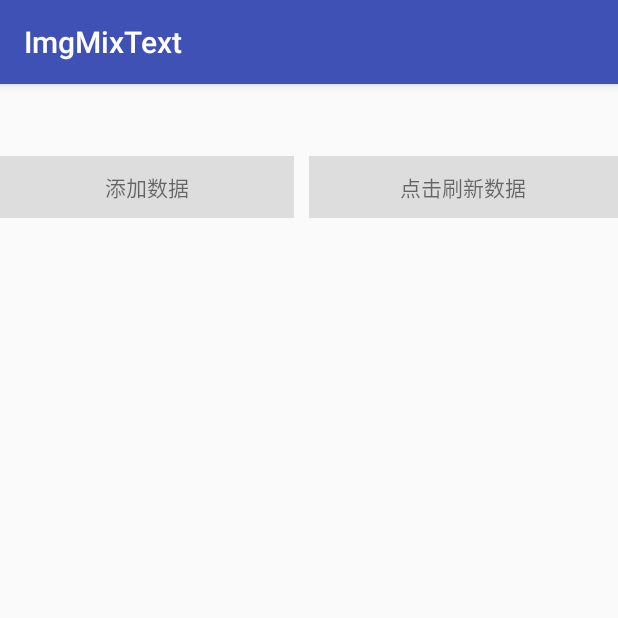
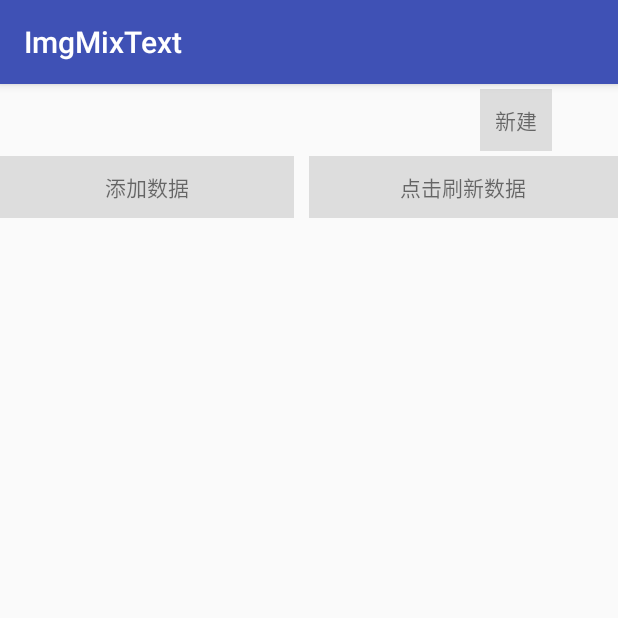
Before and after one commit to yikunlan/ImgMixText, an Android app: the screen it shows after launch (MainActivity), after a tap on "添加数据", on a phone screen of 412 x 824 dp, the top half of it. Run offline under Robolectric (Android 15) with nearby library versions, the phone set to English and light mode, and no system bars; our stand-ins replace Room's generated code; libraries missing offline, so code that uses them is left out: android.arch.persistence.

Commit message:
添加room数据库保存获取数据功能

```diff
--- a/app/build.gradle
+++ b/app/build.gradle
@@ -47,4 +47,7 @@ dependencies {
     //引入rxjava
     compile 'io.reactivex:rxjava:1.1.0'
     compile 'io.reactivex:rxandroid:1.1.0'
+
+    //图片选择框架   https://github.com/donglua/PhotoPicker
+    compile 'me.iwf.photopicker:PhotoPicker:0.9.10@aar'
 }
--- a/app/src/main/java/com/example/ykhuang/imgmixtext/MainActivity.java
+++ b/app/src/main/java/com/example/ykhuang/imgmixtext/MainActivity.java
@@ -2,20 +2,27 @@ package com.example.ykhuang.imgmixtext;
 
 import android.os.Bundle;
 import android.os.Handler;
+import android.os.Looper;
 import android.os.Message;
 import android.support.v7.app.AppCompatActivity;
 import android.support.v7.widget.LinearLayoutManager;
 import android.support.v7.widget.RecyclerView;
+import android.util.Log;
 import android.view.View;
 import android.widget.TextView;
 import android.widget.Toast;
 
 import com.example.ykhuang.imgmixtext.database.AppDatabase;
+import com.example.ykhuang.imgmixtext.note.EditNoteActivity;
 import com.example.ykhuang.imgmixtext.note.MixShowActivity;
 import com.example.ykhuang.imgmixtext.note.bean.NoteData;
 
 import java.util.ArrayList;
 import java.util.List;
+
+import rx.Observable;
+import rx.Observer;
+import rx.Subscriber;
 
 public class MainActivity extends AppCompatActivity implements View.OnClickListener {
     final int NOTIFY_DATA=0x001;
@@ -23,7 +30,7 @@ public class MainActivity extends AppCompatActivity implements View.OnClickListe
     TextView tv_right;
     RecyclerView rcv;
     //把这个作为编辑后数据保存的位置
-    public static List<NoteData> mDataList;
+    public List<NoteData> mDataList;
     private MainAdapter mAdapter;
     TextView tv_add_data;
     TextView tv_notify_data;
@@ -49,21 +56,38 @@ public class MainActivity extends AppCompatActivity implements View.OnClickListe
     protected void onCreate(Bundle savedInstanceState) {
         super.onCreate(savedInstanceState);
         setContentView(R.layout.activity_main);
-        loadData();
         init();
     }
 
+    @Override
+    protected void onResume() {
+        super.onResume();
+        loadData();
+    }
+
     private void loadData() {
-        if(mDataList==null){
-            mDataList = new ArrayList<>();
-        }
-
+        //不能在主线程使用room
+        new Thread(new Runnable() {
+            @Override
+            public void run() {
+                isMainThread();
+                mDataList.clear();
+                mDataList.addAll(AppDatabase.getDatabase(MainActivity.this).getNoteBeanDao().queryNoteList());
+                Message msg = Message.obtain();
+                msg.what = NOTIFY_DATA;
+                mHandler.sendMessage(msg);
+            }
+        }).start();
     }
 
 
     private void init(){
+        mDataList = new ArrayList<>();
+
+
         tv_right = (TextView) findViewById(R.id.tv_right);
-//        tv_right.setText("新建");
+        tv_right.setText("新建");
+        tv_right.setOnClickListener(this);
 
         rcv = (RecyclerView) findViewById(R.id.rcv);
         rcv.setLayoutManager(new LinearLayoutManager(this));
@@ -84,47 +108,48 @@ public class MainActivity extends AppCompatActivity implements View.OnClickListe
     @Override
     public void onClick(View v) {
         switch (v.getId()){
+            case R.id.tv_right:
+                EditNoteActivity.open(this);
+                break;
+
             case R.id.tv_add_data:
-                mNoteData = new NoteData();
-                mNoteData.setTitle("淡写年华");
-                mNoteData.setContent(" 许我们的心里藏有一个海洋，流出来的却是两行清泪，可我并不感到孤单，我只是简单地喜欢书写凄凉。曾经我们敷衍的情绪，在别人记忆的曲线里渐行渐远渐无言。难道曾经的悸动，只是岁月留给我一个人的错觉，我有点不相信自己的眼睛。我没有哭泣，只是学会了思念而已。" +
-                        "<img src=\"https://ss1.bdstatic.com/70cFuXSh_Q1YnxGkpoWK1HF6hhy/it/u=1351005021,1178955812&fm=27&gp=0.jpg\"/>" +
-                        " 曾经我们也有过如海子一般“面朝大海，春暖花开”的美好愿景，曾经我们也为“那一年”的往事刻骨铭心，曾经我们也不知道忙碌夜夜狂欢，曾经我们也有过假装欺骗自己……在我们过去的时光里，一件件悲伤的、快乐的往事像一粒粒珍珠般串联在一起，构成了我们如花似玉的年华。" +
-                        "<img src=\"https://timgsa.baidu.com/timg?image&quality=80&size=b9999_10000&sec=1511782134860&di=97c51a34b7284c96694af2e6407cd668&imgtype=0&src=http%3A%2F%2Fscimg.jb51.net%2Fallimg%2F150814%2F14-150Q41A145606.jpg\"/>" +
-                        "回首似水流年，内心莫名的宁静，也许是我们的心慢慢变老渐渐远离年轻。曾经，我们会为某件事伤心欲绝，也会为某件事欢心跳跃，我们会爱某个人爱到死去活来，我们也会恨某个人恨到不能自己，我们可以爱，我们可以恨，但我们不可以漫不经心。然而，年华像风里的白桦叶一般被风弄得沙沙作响，可我们现在的心平静得就像溪水般缓缓流淌，原来谁都可以不用顾忌着谁，原来谁都可以忘记离合悲欢，谁都可以简单地生活。" +
-                        "<img src=\"https://timgsa.baidu.com/timg?image&quality=80&size=b9999_10000&sec=1511781856406&di=cd91a87642aab467335a7b441802be6b&imgtype=0&src=http%3A%2F%2Fpic.58pic.com%2F58pic%2F11%2F74%2F02%2F58I58PIC2pM.jpg\"/>") ;
-
-                //不能在主线程使用room
-
-                new Thread(new Runnable() {
-                    @Override
-                    public void run() {
-                        AppDatabase.getDatabase(MainActivity.this).getNoteBeanDao().insertNote(mNoteData);
-                        Message msg = Message.obtain();
-                        msg.obj = "插入完成";
-                        mHandler.sendMessage(msg);
-                    }
-                }).start();
-
+//                mNoteData = new NoteData();
+//                mNoteData.setTitle("淡写年华");
+//                mNoteData.setContent(" 许我们的心里藏有一个海洋，流出来的却是两行清泪，可我并不感到孤单，我只是简单地喜欢书写凄凉。曾经我们敷衍的情绪，在别人记忆的曲线里渐行渐远渐无言。难道曾经的悸动，只是岁月留给我一个人的错觉，我有点不相信自己的眼睛。我没有哭泣，只是学会了思念而已。" +
+//                        "<img src=\"https://ss1.bdstatic.com/70cFuXSh_Q1YnxGkpoWK1HF6hhy/it/u=1351005021,1178955812&fm=27&gp=0.jpg\"/>" +
+//                        " 曾经我们也有过如海子一般“面朝大海，春暖花开”的美好愿景，曾经我们也为“那一年”的往事刻骨铭心，曾经我们也不知道忙碌夜夜狂欢，曾经我们也有过假装欺骗自己……在我们过去的时光里，一件件悲伤的、快乐的往事像一粒粒珍珠般串联在一起，构成了我们如花似玉的年华。" +
+//                        "<img src=\"https://timgsa.baidu.com/timg?image&quality=80&size=b9999_10000&sec=1511782134860&di=97c51a34b7284c96694af2e6407cd668&imgtype=0&src=http%3A%2F%2Fscimg.jb51.net%2Fallimg%2F150814%2F14-150Q41A145606.jpg\"/>" +
+//                        "回首似水流年，内心莫名的宁静，也许是我们的心慢慢变老渐渐远离年轻。曾经，我们会为某件事伤心欲绝，也会为某件事欢心跳跃，我们会爱某个人爱到死去活来，我们也会恨某个人恨到不能自己，我们可以爱，我们可以恨，但我们不可以漫不经心。然而，年华像风里的白桦叶一般被风弄得沙沙作响，可我们现在的心平静得就像溪水般缓缓流淌，原来谁都可以不用顾忌着谁，原来谁都可以忘记离合悲欢，谁都可以简单地生活。" +
+//                        "<img src=\"https://timgsa.baidu.com/timg?image&quality=80&size=b9999_10000&sec=1511781856406&di=cd91a87642aab467335a7b441802be6b&imgtype=0&src=http%3A%2F%2Fpic.58pic.com%2F58pic%2F11%2F74%2F02%2F58I58PIC2pM.jpg\"/>") ;
+//
+//                //不能在主线程使用room
+//                new Thread(new Runnable() {
+//                    @Override
+//                    public void run() {
+//                        AppDatabase.getDatabase(MainActivity.this).getNoteBeanDao().insertNote(mNoteData);
+//                        Message msg = Message.obtain();
+//                        msg.obj = "插入完成";
+//                        mHandler.sendMessage(msg);
+//                    }
+//                }).start();
+//
 
 
                 break;
             case R.id.tv_notify_data:
 
-                //不能在主线程使用room
-                new Thread(new Runnable() {
-                    @Override
-                    public void run() {
-                        mDataList.clear();
-                        mDataList.addAll(AppDatabase.getDatabase(MainActivity.this).getNoteBeanDao().queryNoteList());
-                        Message msg = Message.obtain();
-                        msg.what = NOTIFY_DATA;
-                        mHandler.sendMessage(msg);
-                    }
-                }).start();
+
 
                 break;
             default:
         }
     }
+
+    /**
+     * 判断是否是在主线程
+     * @return
+     */
+    public boolean isMainThread() {
+        return Looper.getMainLooper().getThread() == Thread.currentThread();
+    }
 }
--- a/app/src/main/res/layout/activity_main.xml
+++ b/app/src/main/res/layout/activity_main.xml
@@ -10,7 +10,8 @@
         android:layout_width="368dp"
         android:layout_height="48dp"
         tools:layout_editor_absoluteY="0dp"
-        tools:layout_editor_absoluteX="8dp">
+        tools:layout_editor_absoluteX="8dp"
+        android:gravity="center_vertical">
         <TextView
             android:id="@+id/tv_center"
             android:layout_width="wrap_content"
@@ -21,7 +22,10 @@
             android:layout_width="wrap_content"
             android:layout_height="wrap_content"
             android:layout_alignParentRight="true"
-            android:layout_centerVertical="true"/>
+            android:layout_centerVertical="true"
+            android:background="#dddddd"
+            android:padding="10dp"
+            android:text="新建"/>
 
     </RelativeLayout>
 
```
Also changed, not shown: app/src/main/java/com/example/ykhuang/imgmixtext/note/EditNoteActivity.java (+92 -1 lines), app/src/main/res/layout/activity_edit_note.xml (+21 -0 lines), 2 other files.
